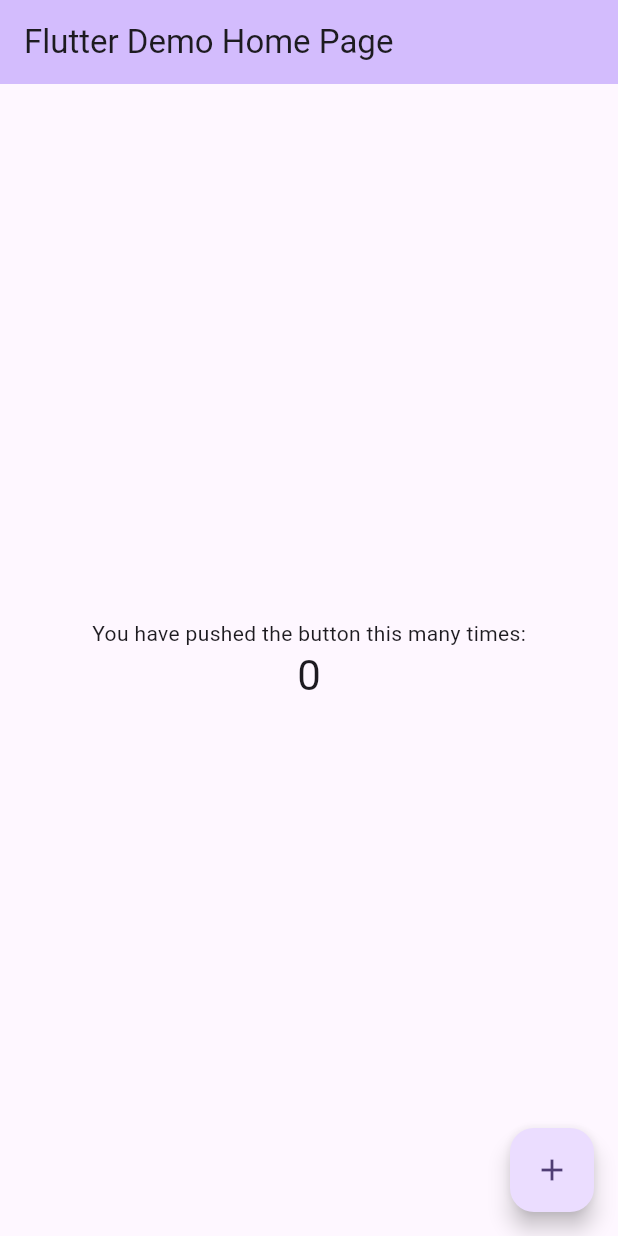
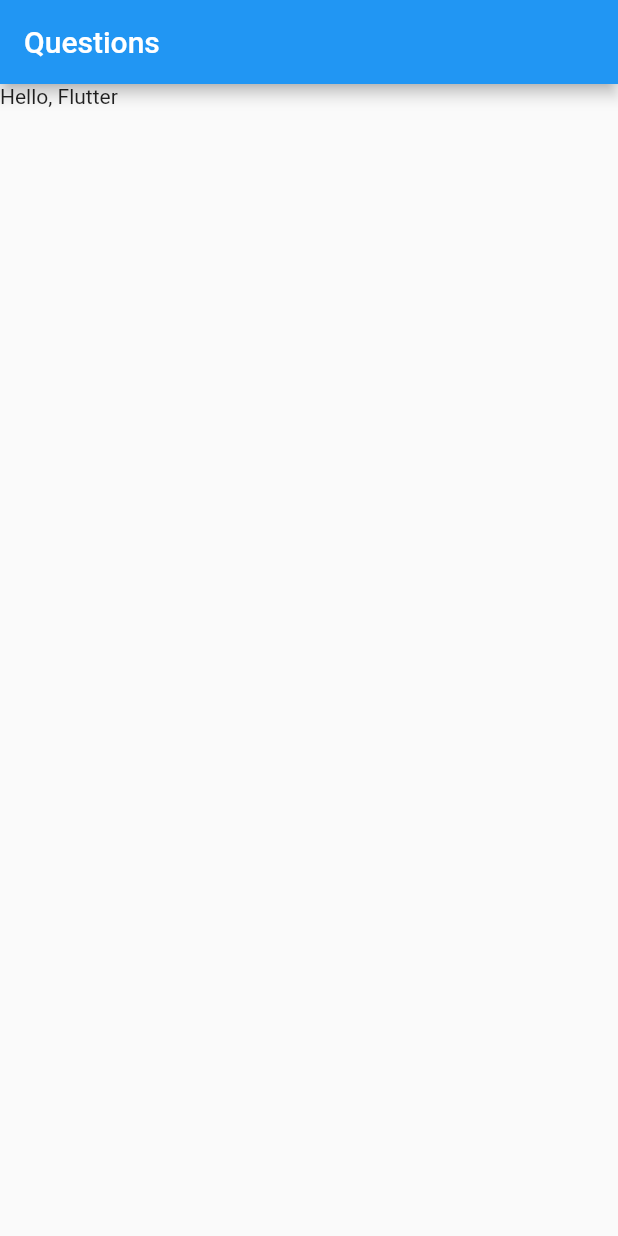
Before and after one commit to Belmondo/Desenvolvimento_Movel, a Flutter app: the screen it shows after launch, on a phone screen of 412 x 824 dp. Run offline on Flutter 3.47's test engine with Material 2 defaults, Android fonts, the phone set to English and light mode, and no system bars.

Commit message:
Update main.dart
Updating the main.dart file

```diff
--- a/Flutter/primeiro_projeto/lib/main.dart
+++ b/Flutter/primeiro_projeto/lib/main.dart
@@ -1,68 +1,21 @@
 import 'package:flutter/material.dart';
 
-void main() {
-  runApp(const MyApp());
+main() {
+  runApp(const QuestionApp());
 }
 
-class MyApp extends StatelessWidget {
-  const MyApp({super.key});
+class QuestionApp extends StatelessWidget {
+  const QuestionApp({super.key});
 
   @override
   Widget build(BuildContext context) {
     return MaterialApp(
-      title: 'Flutter Demo',
-      theme: ThemeData(
-        colorScheme: ColorScheme.fromSeed(seedColor: Colors.deepPurple),
-        useMaterial3: true,
+      home: Scaffold(
+        appBar: AppBar(
+          title: Text('Questions'),
+        ),
+        body: Text('Hello, Flutter'),
       ),
-      home: const MyHomePage(title: 'Flutter Demo Home Page'),
-    );
+    ); //Material App
   }
 }
-
-class MyHomePage extends StatefulWidget {
-  const MyHomePage({super.key, required this.title});
-  final String title;
-
-  @override
-  State<MyHomePage> createState() => _MyHomePageState();
-}
-
-class _MyHomePageState extends State<MyHomePage> {
-  int _counter = 0;
-
-  void _incrementCounter() {
-    setState(() {
-      _counter++;
-    });
-  }
-
-  @override
-  Widget build(BuildContext context) {
-    return Scaffold(
-      appBar: AppBar(
-        backgroundColor: Theme.of(context).colorScheme.inversePrimary,
-        title: Text(widget.title),
-      ),
-      body: Center(
-        child: Column(
-          mainAxisAlignment: MainAxisAlignment.center,
-          children: <Widget>[
-            const Text(
-              'You have pushed the button this many times:',
-            ),
-            Text(
-              '$_counter',
-              style: Theme.of(context).textTheme.headlineMedium,
-            ),
-          ],
-        ),
-      ),
-      floatingActionButton: FloatingActionButton(
-        onPressed: _incrementCounter,
-        tooltip: 'Increment',
-        child: const Icon(Icons.add),
-      ),
-    );
-  }
-}
```
